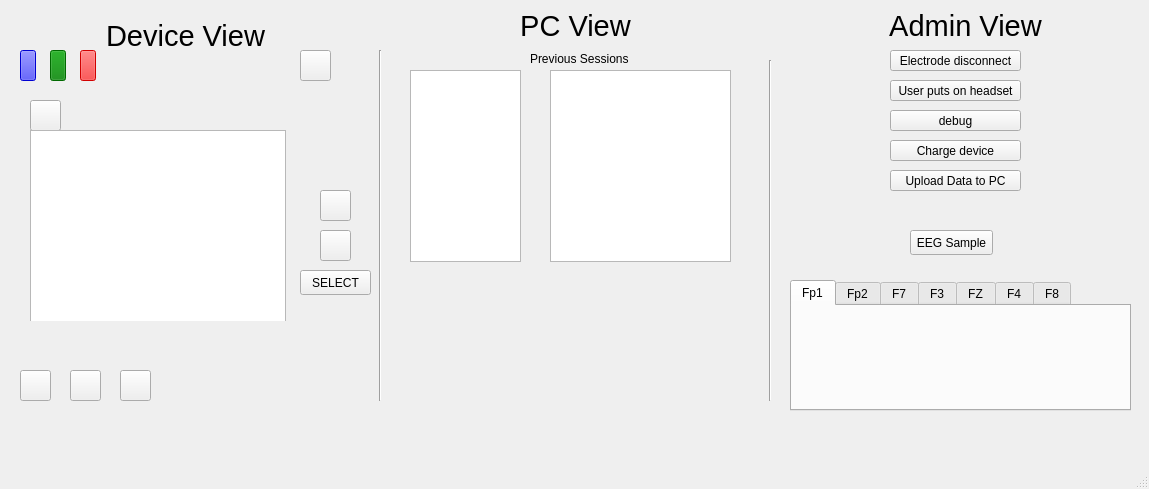
The window that Neuroset/mainwindow.ui (kyleaitken/Neuroset) describes before a commit, drawn with Qt 5.
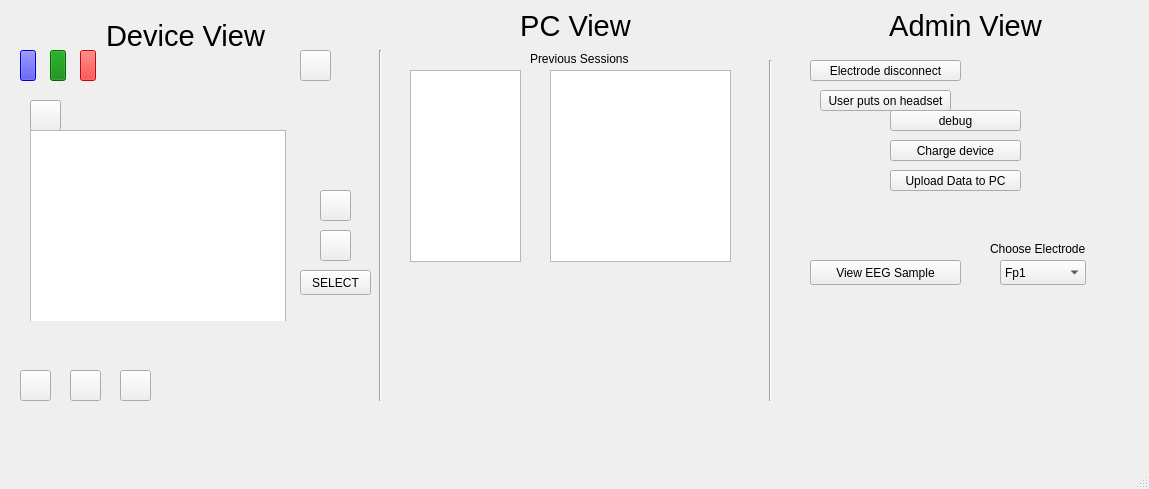
The same window after the commit. Icons and pictures are not drawn. Custom widgets are drawn as their Qt base class.

Commit message: add changing electrode eeg sample view

Patch:
```diff
--- a/Neuroset/mainwindow.ui
+++ b/Neuroset/mainwindow.ui
@@ -268,9 +268,9 @@
    <widget class="QPushButton" name="electrodeDisconnect">
     <property name="geometry">
      <rect>
-      <x>890</x>
-      <y>50</y>
-      <width>131</width>
+      <x>810</x>
+      <y>60</y>
+      <width>151</width>
       <height>21</height>
      </rect>
     </property>
@@ -281,8 +281,8 @@
    <widget class="QPushButton" name="electrodeDisconnect_2">
     <property name="geometry">
      <rect>
-      <x>890</x>
-      <y>80</y>
+      <x>820</x>
+      <y>90</y>
       <width>131</width>
       <height>21</height>
      </rect>
@@ -345,8 +345,8 @@
    <widget class="QCustomPlot" name="graphDisplayPC" native="true">
     <property name="geometry">
      <rect>
-      <x>400</x>
-      <y>300</y>
+      <x>800</x>
+      <y>320</y>
       <width>331</width>
       <height>81</height>
      </rect>
@@ -459,14 +459,14 @@
    <widget class="QPushButton" name="EEGSampleButton">
     <property name="geometry">
      <rect>
-      <x>910</x>
-      <y>230</y>
-      <width>83</width>
+      <x>810</x>
+      <y>260</y>
+      <width>151</width>
       <height>25</height>
      </rect>
     </property>
     <property name="text">
-     <string>EEG Sample</string>
+     <string>View EEG Sample</string>
     </property>
    </widget>
    <widget class="QPushButton" name="debugButton">
@@ -563,53 +563,63 @@
      <string>Previous Sessions</string>
     </property>
    </widget>
-   <widget class="QTabWidget" name="tabWidget">
+   <widget class="QComboBox" name="electrodeComboBox">
     <property name="geometry">
      <rect>
-      <x>790</x>
-      <y>280</y>
-      <width>341</width>
-      <height>131</height>
+      <x>1000</x>
+      <y>260</y>
+      <width>86</width>
+      <height>25</height>
      </rect>
     </property>
-    <property name="currentIndex">
-     <number>0</number>
-    </property>
-    <widget class="QWidget" name="Fp1">
-     <attribute name="title">
+    <item>
+     <property name="text">
       <string>Fp1</string>
-     </attribute>
-    </widget>
-    <widget class="QWidget" name="Fp2">
-     <attribute name="title">
+     </property>
+    </item>
+    <item>
+     <property name="text">
       <string>Fp2</string>
-     </attribute>
-    </widget>
-    <widget class="QWidget" name="F7">
-     <attribute name="title">
-      <string>F7</string>
-     </attribute>
-    </widget>
-    <widget class="QWidget" name="F3">
-     <attribute name="title">
+     </property>
+    </item>
+    <item>
+     <property name="text">
       <string>F3</string>
-     </attribute>
-    </widget>
-    <widget class="QWidget" name="FZ">
-     <attribute name="title">
-      <string>FZ</string>
-     </attribute>
-    </widget>
-    <widget class="QWidget" name="F4">
-     <attribute name="title">
+     </property>
+    </item>
+    <item>
+     <property name="text">
       <string>F4</string>
-     </attribute>
-    </widget>
-    <widget class="QWidget" name="F8">
-     <attribute name="title">
+     </property>
+    </item>
+    <item>
+     <property name="text">
+      <string>F7</string>
+     </property>
+    </item>
+    <item>
+     <property name="text">
       <string>F8</string>
-     </attribute>
-    </widget>
+     </property>
+    </item>
+    <item>
+     <property name="text">
+      <string>Fz</string>
+     </property>
+    </item>
+   </widget>
+   <widget class="QLabel" name="label_5">
+    <property name="geometry">
+     <rect>
+      <x>990</x>
+      <y>240</y>
+      <width>121</width>
+      <height>17</height>
+     </rect>
+    </property>
+    <property name="text">
+     <string>Choose Electrode</string>
+    </property>
    </widget>
   </widget>
   <widget class="QMenuBar" name="menubar">
```
The commit also changes 1 other file.
